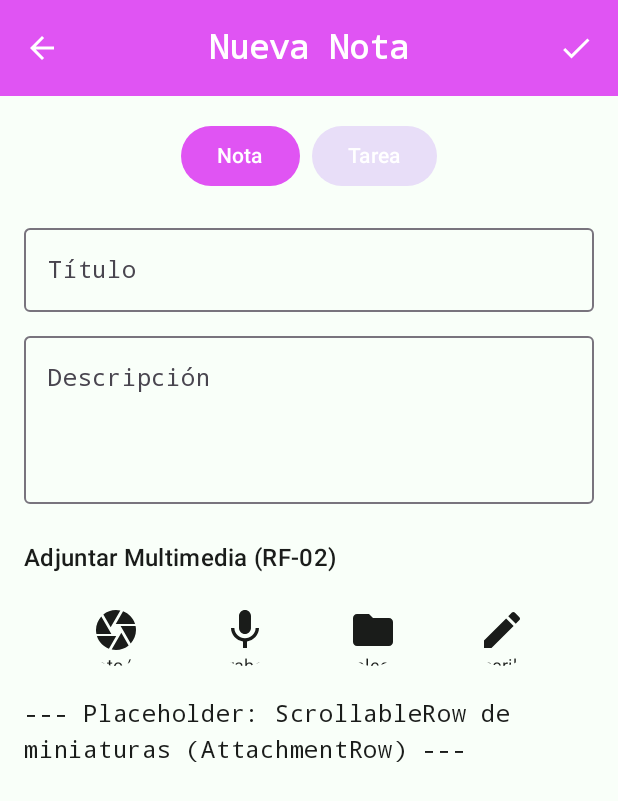
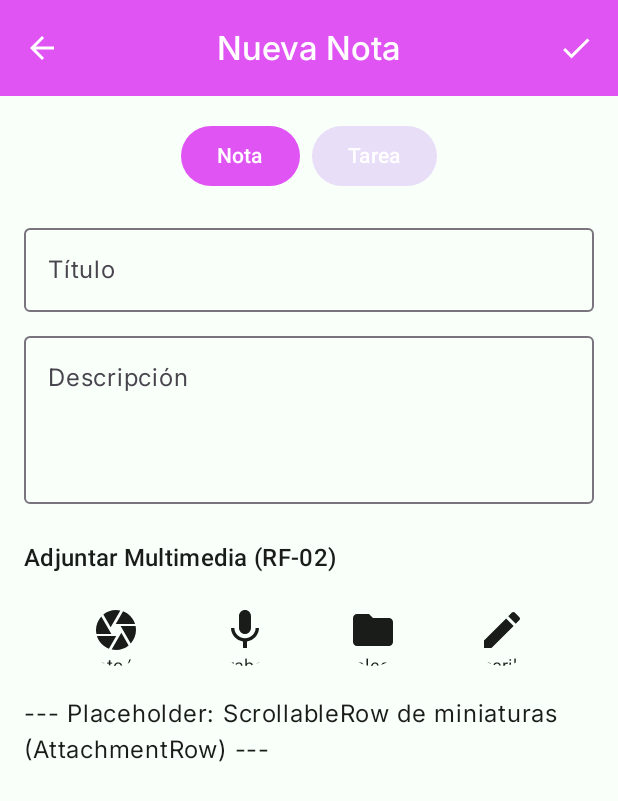
Before and after one commit to paolamontserrat/Proyecto-Final, an Android app built with Jetpack Compose: the screen it shows after launch (MainActivity), after a tap on "Crear Nuevo", on a phone screen of 412 x 824 dp. Shown: the top 801 px of the screen. Run offline under Robolectric (Android 15) with nearby library versions, the phone set to English and light mode, and no system bars; our stand-ins replace Room's generated code, window size class.

Commit message:
Cambios para agregar fecha de creacion a la ficha y cambiar fuente

```diff
--- a/app/src/main/java/com/example/notasymedia/ui/theme/Type.kt
+++ b/app/src/main/java/com/example/notasymedia/ui/theme/Type.kt
@@ -2,36 +2,40 @@ package com.example.notasymedia.ui.theme
 
 import androidx.compose.material3.Typography
 import androidx.compose.ui.text.TextStyle
+import androidx.compose.ui.text.font.Font
 import androidx.compose.ui.text.font.FontFamily
 import androidx.compose.ui.text.font.FontWeight
 import androidx.compose.ui.unit.sp
+import com.example.notasymedia.R
 
-val CustomFontFamily = FontFamily.Monospace
+val InterFontFamily = FontFamily(
+    Font(R.font.inter_family)
+)
 
 val Typography = Typography(
     headlineMedium = TextStyle(
-        fontFamily = CustomFontFamily,
+        fontFamily = InterFontFamily,
         fontWeight = FontWeight.SemiBold,
         fontSize = 28.sp,
         lineHeight = 36.sp,
         letterSpacing = 0.sp
     ),
-    titleLarge = TextStyle( // Usado para títulos de nota o sub-títulos importantes
-        fontFamily = CustomFontFamily,
+    titleLarge = TextStyle(
+        fontFamily = InterFontFamily,
         fontWeight = FontWeight.SemiBold,
         fontSize = 22.sp,
         lineHeight = 28.sp,
         letterSpacing = 0.sp
     ),
-    bodyLarge = TextStyle( // Cuerpo de texto principal (descripción de la nota)
-        fontFamily = CustomFontFamily,
+    bodyLarge = TextStyle(
+        fontFamily = InterFontFamily,
         fontWeight = FontWeight.Normal,
         fontSize = 16.sp,
         lineHeight = 24.sp,
         letterSpacing = 0.5.sp
     ),
-    labelMedium = TextStyle( // Texto de botones, etiquetas pequeñas como las tabs
-        fontFamily = CustomFontFamily,
+    labelMedium = TextStyle(
+        fontFamily = InterFontFamily,
         fontWeight = FontWeight.Medium,
         fontSize = 12.sp,
         lineHeight = 16.sp,
--- /dev/null
+++ b/app/src/main/res/font/inter_family.xml
@@ -0,0 +1,6 @@
+<?xml version="1.0" encoding="utf-8"?>
+<font-family xmlns:android="http://schemas.android.com/apk/res/android">
+    <font android:fontStyle="normal" android:fontWeight="400" android:font="@font/inter_regular" />
+    <font android:fontStyle="normal" android:fontWeight="500" android:font="@font/inter_medium" />
+    <font android:fontStyle="normal" android:fontWeight="700" android:font="@font/inter_bold" />
+</font-family>
```
Also changed, not shown: app/src/main/java/com/example/notasymedia/ui/screens/EntryFormScreen.kt (+4 -5 lines), app/src/main/java/com/example/notasymedia/ui/screens/MainScreen.kt (+8 -0 lines), app/src/main/res/font/inter_bold.ttf (added), app/src/main/res/font/inter_medium.ttf (added), app/src/main/res/font/inter_regular.ttf (added).
